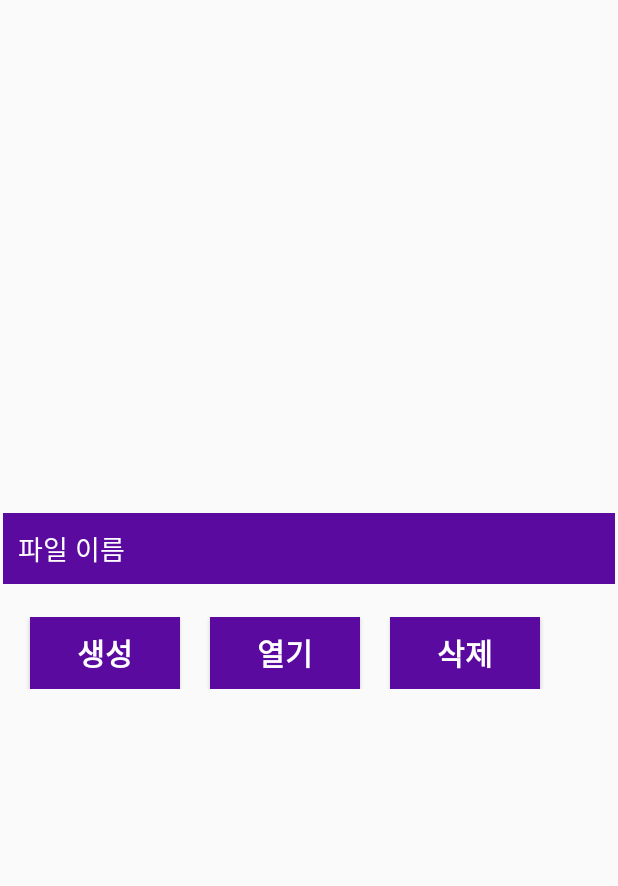
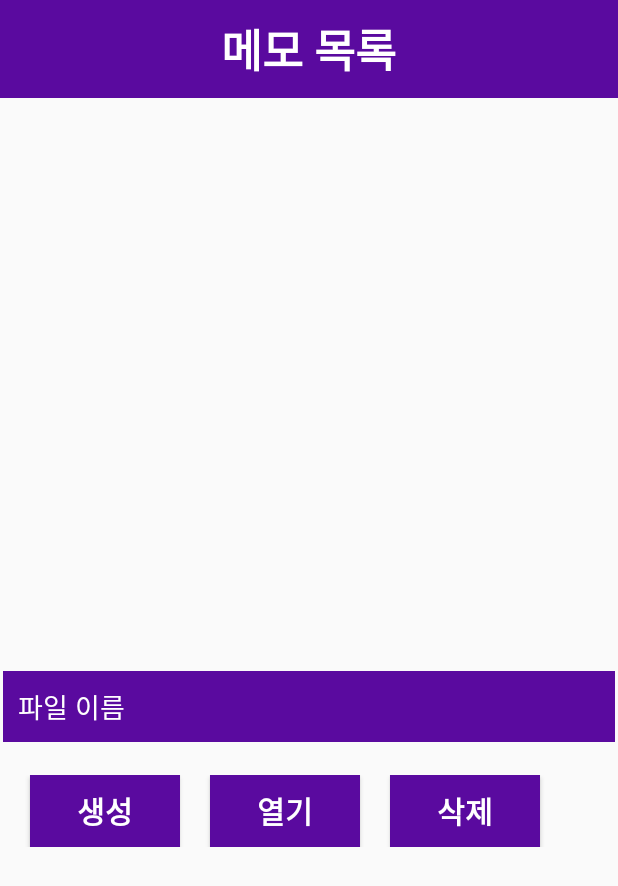
Before and after one commit to ckdgus0505/Mimo, an Android app: the MemoListActivity screen opened directly, with no data from a screen before it, on a phone screen of 412 x 824 dp. Shown: the top 886 px of the screen. Run offline under Robolectric (Android 15) with nearby library versions, the phone set to English and light mode, and no system bars.

Commit message:
Mod Theme
Remove ActionBar

```diff
--- a/Android_Directory/Mimo/app/src/main/res/layout/activity_memo_list.xml
+++ b/Android_Directory/Mimo/app/src/main/res/layout/activity_memo_list.xml
@@ -9,6 +9,31 @@
     <LinearLayout
         android:layout_width="match_parent"
         android:layout_height="wrap_content"
+        android:orientation="vertical">
+
+
+        <LinearLayout
+            android:layout_width="match_parent"
+            android:layout_height="wrap_content"
+            android:orientation="vertical"
+            android:background="@color/colorPrimaryDark">
+
+            <TextView
+                android:layout_width="wrap_content"
+                android:layout_height="wrap_content"
+                android:layout_gravity="center"
+                android:text="메모 목록"
+                android:textColor="#ffffff"
+                android:textSize="30dp"
+                android:textStyle="bold"
+                android:layout_marginTop="10dp"
+                android:layout_marginBottom="10dp"/>
+        </LinearLayout>
+
+
+        <LinearLayout
+            android:layout_width="match_parent"
+            android:layout_height="match_parent"
             android:orientation="vertical"
             android:layout_marginTop="40dp">
 
@@ -81,4 +106,6 @@
 
         </LinearLayout>
 
+    </LinearLayout>
+
 </android.support.constraint.ConstraintLayout>
```
Lines whose indentation alone changed are shown as unchanged.
